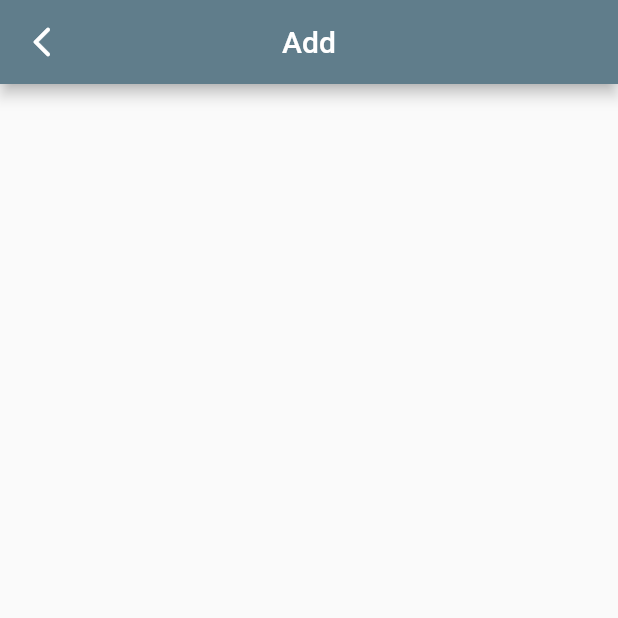
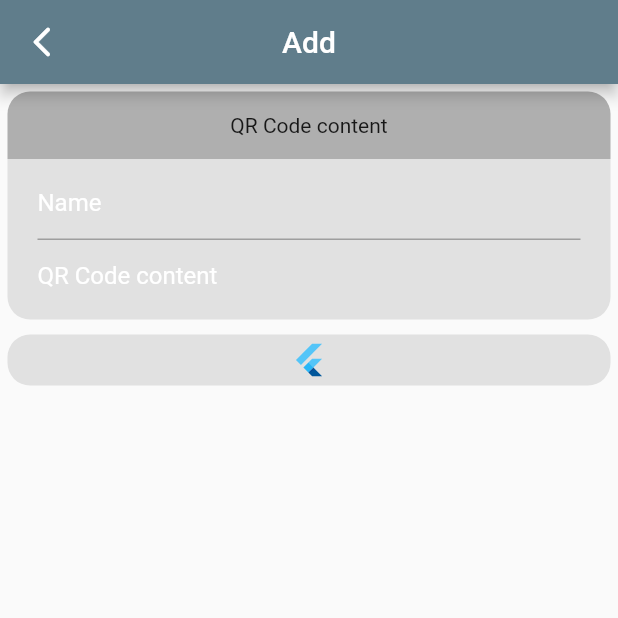
Before and after one commit to vnappmob/qrquick, a Flutter app: the CUDScreen screen opened directly, on a phone screen of 412 x 824 dp, the top half of it. Run offline on Flutter 3.47's test engine with Material 2 defaults, Android fonts, the phone set to English and light mode, and no system bars; our stand-ins replace in_app_purchase, package_info, rive, share_plus, shared_preferences; missing offline and left inert: launch_review, rate_my_app; accounts and stored records are empty; generated files the repository leaves out were written again.

Commit message:
WIP #1 create update view

```diff
--- a/lib/views/cud_screen/cud_screen.dart
+++ b/lib/views/cud_screen/cud_screen.dart
@@ -1,13 +1,74 @@
 import 'package:flutter/material.dart';
+import 'package:provider/provider.dart';
+
+import '../../globals.dart' as globals;
+import '../../models/app_model.dart';
+import '../../views/all_widgets/card_view.dart';
 
 class CUDScreen extends StatelessWidget {
   @override
   Widget build(BuildContext context) {
+    var appTheme = context.select((AppModel _) => _.appTheme);
+    var textColor = globals.appThemeDict[appTheme]['text'] ?? Colors.white;
     return Scaffold(
       appBar: AppBar(
         title: Text('Add'),
       ),
-      body: Container(),
+      body: Container(
+        child: Center(
+          child: ListView(
+            children: [
+              CardView(
+                headTitle: Text('QR Code content'),
+                padding: EdgeInsets.fromLTRB(20, 5, 20, 5),
+                child: Column(
+                  children: [
+                    TextFormField(
+                      key: Key('name'),
+                      cursorColor: textColor,
+                      style: TextStyle(color: textColor),
+                      decoration: InputDecoration(
+                        hintStyle: TextStyle(color: textColor),
+                        hintText: 'Name',
+                        border: InputBorder.none,
+                        focusedBorder: InputBorder.none,
+                        enabledBorder: InputBorder.none,
+                        errorBorder: InputBorder.none,
+                        disabledBorder: InputBorder.none,
+                      ),
+                      onSaved: (String? value) {},
+                    ),
+                    Divider(
+                      height: 1,
+                      thickness: 1,
+                      color: Colors.grey,
+                    ),
+                    TextFormField(
+                      key: Key('content'),
+                      cursorColor: textColor,
+                      style: TextStyle(color: textColor),
+                      decoration: InputDecoration(
+                        hintStyle: TextStyle(color: textColor),
+                        hintText: 'QR Code content',
+                        border: InputBorder.none,
+                        focusedBorder: InputBorder.none,
+                        enabledBorder: InputBorder.none,
+                        errorBorder: InputBorder.none,
+                        disabledBorder: InputBorder.none,
+                      ),
+                      onSaved: (String? value) {},
+                    ),
+                  ],
+                ),
+              ),
+              CardView(
+                padding: EdgeInsets.fromLTRB(20, 5, 20, 5),
+                child: FlutterLogo(),
+              ),
+            ],
+          ),
+        ),
+      ),
     );
   }
 }
```
Also changed, not shown: 2 other files.
